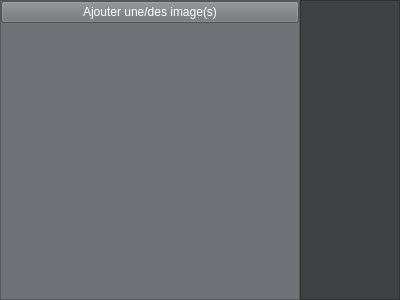
Old version of the form imagewindow.ui in the repository TheoFRASSI/GaleriePhotoIHM.
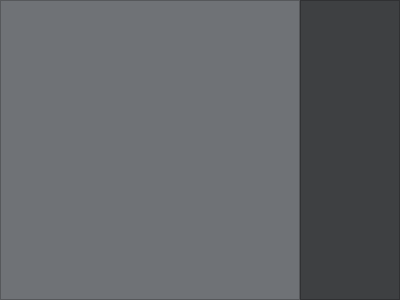
New version of the form.

Commit message: Ajout bouton add photo sur imagewindow, barre de recherche fonctionne avec appui sur Entrée et sur la loupe.

```diff
--- a/imagewindow.ui
+++ b/imagewindow.ui
@@ -501,14 +501,27 @@
          <number>0</number>
         </property>
         <item>
-         <layout class="QVBoxLayout" name="verticalLayout"/>
-        </item>
-        <item>
-         <widget class="QPushButton" name="newImageButton">
-          <property name="text">
-           <string>Ajouter une/des image(s)</string>
+         <layout class="QHBoxLayout" name="boutonLayout">
+          <property name="spacing">
+           <number>0</number>
           </property>
-         </widget>
+          <property name="rightMargin">
+           <number>10</number>
+          </property>
+          <item>
+           <spacer name="horizontalSpacer">
+            <property name="orientation">
+             <enum>Qt::Horizontal</enum>
+            </property>
+            <property name="sizeHint" stdset="0">
+             <size>
+              <width>40</width>
+              <height>20</height>
+             </size>
+            </property>
+           </spacer>
+          </item>
+         </layout>
         </item>
         <item>
          <widget class="QScrollArea" name="scrollArea">
@@ -536,7 +549,7 @@
              <x>0</x>
              <y>0</y>
              <width>294</width>
-             <height>271</height>
+             <height>274</height>
             </rect>
            </property>
            <layout class="QHBoxLayout" name="horizontalLayout">
```
The commit also changes 9 other files.
